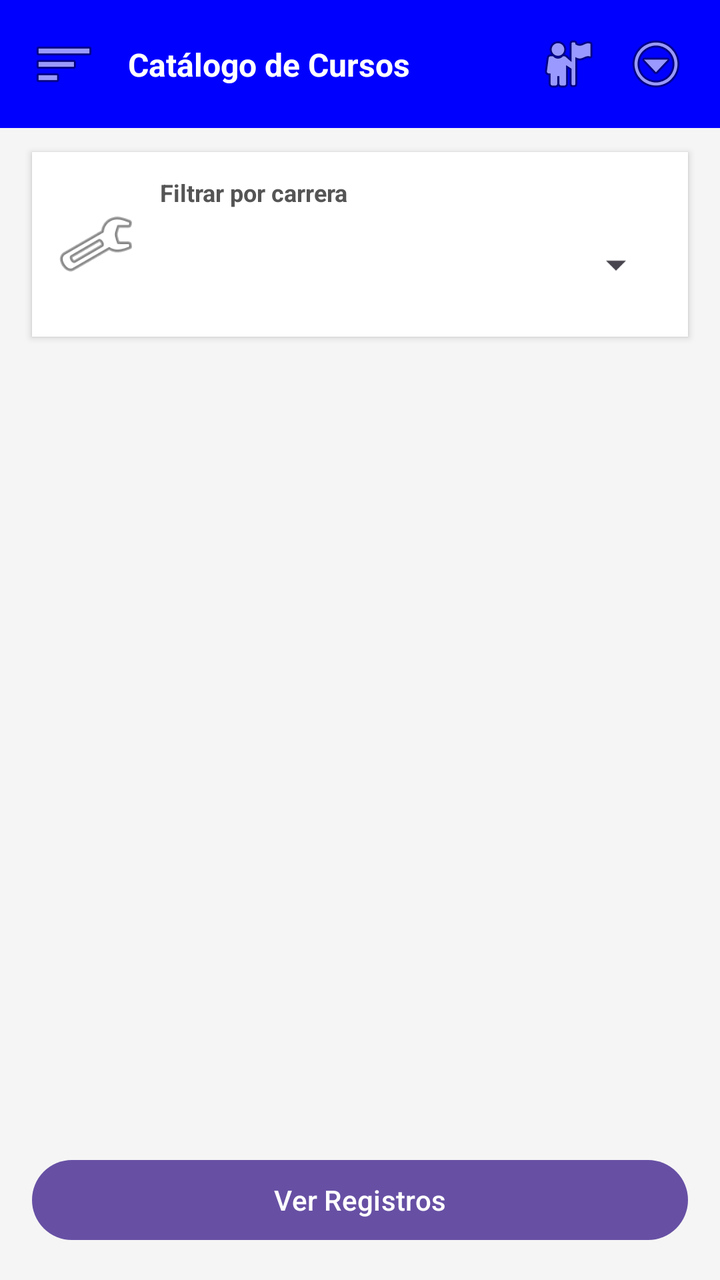
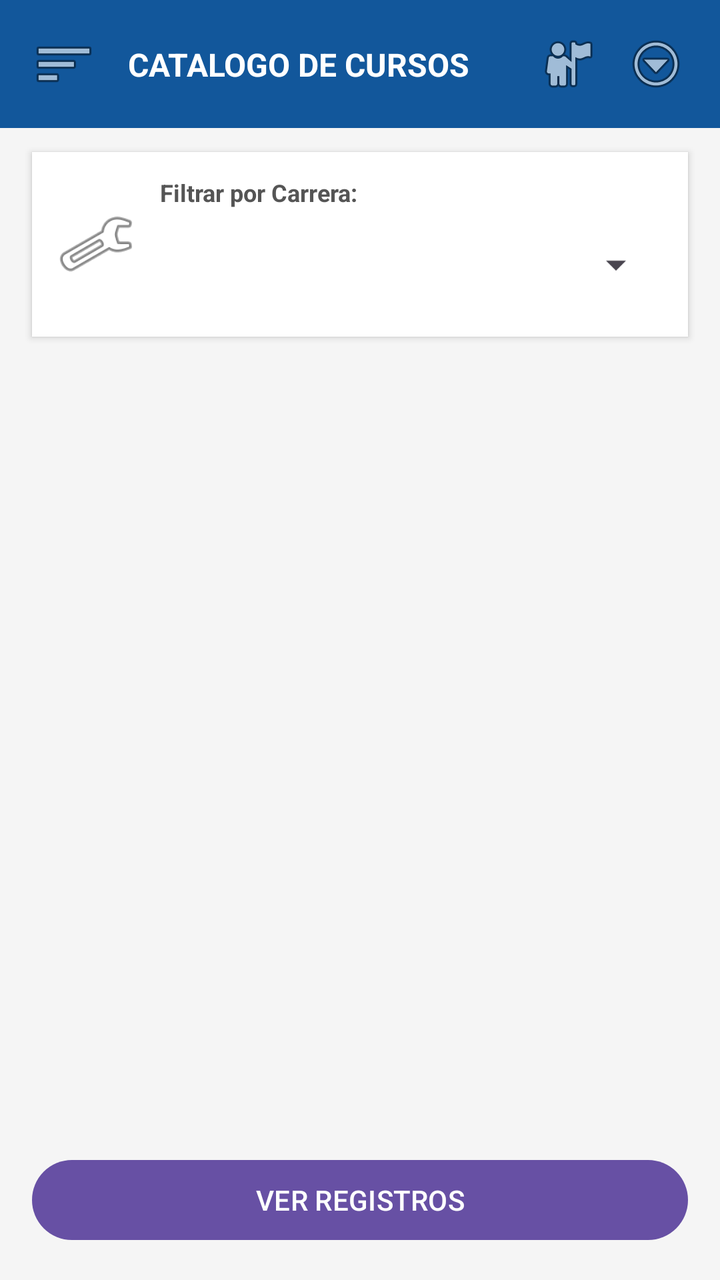

Screens rendered from an Android XML layout before and after an edit, with the pre-edit source and the edit as a unified diff.
<!-- AndroidManifest.xml: application theme Theme.App_practica_mes -->
<!-- res/layout/activity_main.xml -->
<?xml version="1.0" encoding="utf-8"?>
<androidx.constraintlayout.widget.ConstraintLayout xmlns:android="http://schemas.android.com/apk/res/android"
    xmlns:app="http://schemas.android.com/apk/res-auto"
    xmlns:tools="http://schemas.android.com/tools"
    android:id="@+id/main"
    android:layout_width="match_parent"
    android:layout_height="match_parent"
    android:background="#F5F5F5"
    tools:context=".vista.MainActivity">

    
    <androidx.appcompat.widget.Toolbar
        android:id="@+id/toolbar2"
        android:layout_width="0dp"
        android:layout_height="?attr/actionBarSize"
        android:background="#0000FF"
        app:layout_constraintEnd_toEndOf="parent"
        app:layout_constraintStart_toStartOf="parent"
        app:layout_constraintTop_toTopOf="parent" />

    
    <ImageView
        android:id="@+id/img_menu"
        android:layout_width="32dp"
        android:layout_height="32dp"
        android:layout_marginStart="16dp"
        android:contentDescription="Menú"
        app:layout_constraintBottom_toBottomOf="@+id/toolbar2"
        app:layout_constraintStart_toStartOf="@+id/toolbar2"
        app:layout_constraintTop_toTopOf="@+id/toolbar2"
        app:srcCompat="@android:drawable/ic_menu_sort_by_size" />

    
    <TextView
        android:id="@+id/txtTitulo"
        android:layout_width="0dp"
        android:layout_height="wrap_content"
        android:layout_marginStart="16dp"
        android:layout_marginEnd="16dp"
        android:text="Catálogo de Cursos"
        android:textColor="@android:color/white"
        android:textSize="16sp"
        android:textStyle="bold"
        app:layout_constraintBottom_toBottomOf="@+id/toolbar2"
        app:layout_constraintEnd_toStartOf="@+id/img_usuario"
        app:layout_constraintStart_toEndOf="@+id/img_menu"
        app:layout_constraintTop_toTopOf="@+id/toolbar2" />

    
    <ImageView
        android:id="@+id/img_usuario"
        android:layout_width="32dp"
        android:layout_height="32dp"
        android:layout_marginEnd="12dp"
        android:contentDescription="Usuario"
        app:layout_constraintBottom_toBottomOf="@+id/toolbar2"
        app:layout_constraintEnd_toStartOf="@+id/img_mas"
        app:layout_constraintTop_toTopOf="@+id/toolbar2"
        app:srcCompat="@android:drawable/ic_menu_myplaces" />

    
    <ImageView
        android:id="@+id/img_mas"
        android:layout_width="32dp"
        android:layout_height="32dp"
        android:layout_marginEnd="16dp"
        android:contentDescription="Más opciones"
        app:layout_constraintBottom_toBottomOf="@+id/toolbar2"
        app:layout_constraintEnd_toEndOf="@+id/toolbar2"
        app:layout_constraintTop_toTopOf="@+id/toolbar2"
        app:srcCompat="@android:drawable/ic_menu_more" />

    
    <LinearLayout
        android:id="@+id/layout_filtro"
        android:layout_width="0dp"
        android:layout_height="wrap_content"
        android:layout_marginStart="16dp"
        android:layout_marginTop="12dp"
        android:layout_marginEnd="16dp"
        android:background="@android:color/white"
        android:elevation="2dp"
        android:orientation="horizontal"
        android:padding="12dp"
        app:layout_constraintEnd_toEndOf="parent"
        app:layout_constraintStart_toStartOf="parent"
        app:layout_constraintTop_toBottomOf="@+id/toolbar2">

        <ImageView
            android:id="@+id/imageView7"
            android:layout_width="40dp"
            android:layout_height="40dp"
            android:layout_gravity="center_vertical"
            android:layout_marginEnd="12dp"
            android:contentDescription="Configuración"
            app:srcCompat="@android:drawable/ic_menu_manage" />

        <LinearLayout
            android:layout_width="match_parent"
            android:layout_height="wrap_content"
            android:orientation="vertical">

            <TextView
                android:id="@+id/txt_indicador"
                android:layout_width="match_parent"
                android:layout_height="wrap_content"
                android:text="Filtrar por carrera"
                android:textColor="#555555"
                android:textSize="12sp"
                android:textStyle="bold" />

            <Spinner
                android:id="@+id/spinner6"
                android:layout_width="match_parent"
                android:layout_height="48dp"
                android:layout_marginTop="4dp" />

        </LinearLayout>
    </LinearLayout>

    
    <androidx.recyclerview.widget.RecyclerView
        android:id="@+id/Rclr_View"
        android:layout_width="0dp"
        android:layout_height="0dp"
        android:layout_marginStart="16dp"
        android:layout_marginTop="12dp"
        android:layout_marginEnd="16dp"
        android:layout_marginBottom="12dp"
        app:layout_constraintBottom_toTopOf="@+id/btn_registros"
        app:layout_constraintEnd_toEndOf="parent"
        app:layout_constraintStart_toStartOf="parent"
        app:layout_constraintTop_toBottomOf="@+id/layout_filtro" />

    
    <Button
        android:id="@+id/btn_registros"
        android:layout_width="0dp"
        android:layout_height="wrap_content"
        android:layout_marginStart="16dp"
        android:layout_marginEnd="16dp"
        android:layout_marginBottom="16dp"
        android:text="Ver Registros"
        app:layout_constraintBottom_toBottomOf="parent"
        app:layout_constraintEnd_toEndOf="parent"
        app:layout_constraintStart_toStartOf="parent" />

</androidx.constraintlayout.widget.ConstraintLayout>
<!-- resources referenced by this layout -->
<resources>
  <style name="Theme.App_practica_mes" parent="Base.Theme.App_practica_mes" />
  <style name="Base.Theme.App_practica_mes" parent="Theme.Material3.DayNight.NoActionBar">
          
          
      </style>
</resources>

<!-- the commit's change to res/layout/activity_main.xml (unified diff, before → after) -->
@@ -1,19 +1,20 @@
 <?xml version="1.0" encoding="utf-8"?>
-<androidx.constraintlayout.widget.ConstraintLayout xmlns:android="http://schemas.android.com/apk/res/android"
+<androidx.constraintlayout.widget.ConstraintLayout
+    xmlns:android="http://schemas.android.com/apk/res/android"
     xmlns:app="http://schemas.android.com/apk/res-auto"
     xmlns:tools="http://schemas.android.com/tools"
     android:id="@+id/main"
     android:layout_width="match_parent"
     android:layout_height="match_parent"
     android:background="#F5F5F5"
-    tools:context=".vista.MainActivity">
+    tools:context=".Vista.MainActivity">
 
     
     <androidx.appcompat.widget.Toolbar
         android:id="@+id/toolbar2"
         android:layout_width="0dp"
         android:layout_height="?attr/actionBarSize"
-        android:background="#0000FF"
+        android:background="#12579B"
         app:layout_constraintEnd_toEndOf="parent"
         app:layout_constraintStart_toStartOf="parent"
         app:layout_constraintTop_toTopOf="parent" />
@@ -24,7 +25,7 @@
         android:layout_width="32dp"
         android:layout_height="32dp"
         android:layout_marginStart="16dp"
-        android:contentDescription="Menú"
+        android:contentDescription="@string/desc_menu"
         app:layout_constraintBottom_toBottomOf="@+id/toolbar2"
         app:layout_constraintStart_toStartOf="@+id/toolbar2"
         app:layout_constraintTop_toTopOf="@+id/toolbar2"
@@ -37,7 +38,7 @@
         android:layout_height="wrap_content"
         android:layout_marginStart="16dp"
         android:layout_marginEnd="16dp"
-        android:text="Catálogo de Cursos"
+        android:text="@string/titulo_catalogo"
         android:textColor="@android:color/white"
         android:textSize="16sp"
         android:textStyle="bold"
@@ -52,7 +53,7 @@
         android:layout_width="32dp"
         android:layout_height="32dp"
         android:layout_marginEnd="12dp"
-        android:contentDescription="Usuario"
+        android:contentDescription="@string/desc_usuario"
         app:layout_constraintBottom_toBottomOf="@+id/toolbar2"
         app:layout_constraintEnd_toStartOf="@+id/img_mas"
         app:layout_constraintTop_toTopOf="@+id/toolbar2"
@@ -64,7 +65,7 @@
         android:layout_width="32dp"
         android:layout_height="32dp"
         android:layout_marginEnd="16dp"
-        android:contentDescription="Más opciones"
+        android:contentDescription="@string/desc_mas"
         app:layout_constraintBottom_toBottomOf="@+id/toolbar2"
         app:layout_constraintEnd_toEndOf="@+id/toolbar2"
         app:layout_constraintTop_toTopOf="@+id/toolbar2"
@@ -92,7 +93,7 @@
             android:layout_height="40dp"
             android:layout_gravity="center_vertical"
             android:layout_marginEnd="12dp"
-            android:contentDescription="Configuración"
+            android:contentDescription="@string/desc_config"
             app:srcCompat="@android:drawable/ic_menu_manage" />
 
         <LinearLayout
@@ -104,7 +105,7 @@
                 android:id="@+id/txt_indicador"
                 android:layout_width="match_parent"
                 android:layout_height="wrap_content"
-                android:text="Filtrar por carrera"
+                android:text="@string/filtrar_carrera"
                 android:textColor="#555555"
                 android:textSize="12sp"
                 android:textStyle="bold" />
@@ -140,7 +141,7 @@
         android:layout_marginStart="16dp"
         android:layout_marginEnd="16dp"
         android:layout_marginBottom="16dp"
-        android:text="Ver Registros"
+        android:text="@string/ver_registros"
         app:layout_constraintBottom_toBottomOf="parent"
         app:layout_constraintEnd_toEndOf="parent"
         app:layout_constraintStart_toStartOf="parent" />
<!-- resource entries referenced after the edit -->
@@ -1,5 +1,12 @@
 <!-- resources referenced by this layout -->
 <resources>
+  <string name="desc_config">Icono de configuración de filtro</string>
+  <string name="desc_mas">Icono de opciones adicionales</string>
+  <string name="desc_menu">Menú de navegación</string>
+  <string name="desc_usuario">Icono de perfil de usuario</string>
+  <string name="filtrar_carrera">Filtrar por Carrera:</string>
+  <string name="titulo_catalogo">CATALOGO DE CURSOS</string>
+  <string name="ver_registros">VER REGISTROS</string>
   <style name="Theme.App_practica_mes" parent="Base.Theme.App_practica_mes" />
   <style name="Base.Theme.App_practica_mes" parent="Theme.Material3.DayNight.NoActionBar">
           
